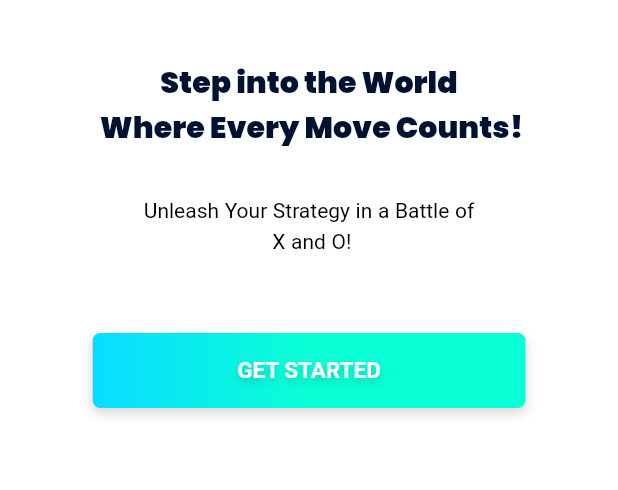
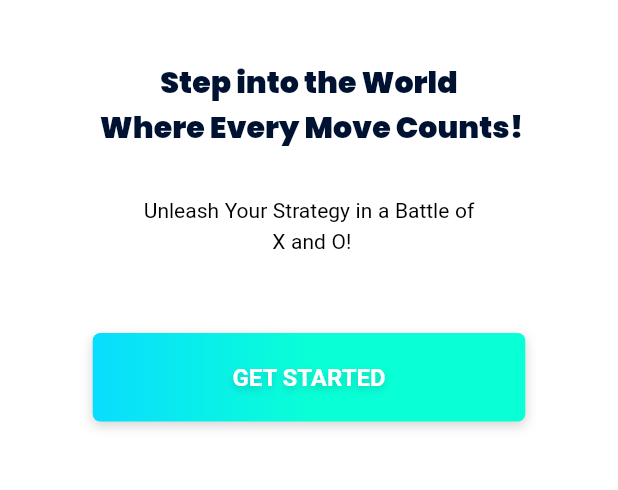
Before and after one commit to Duranovic/Tick-Toe, a Flutter app: the screen it shows after launch, on a phone screen of 412 x 824 dp, the part 444-934 px from its top. Run offline on Flutter 3.47's test engine with Material 2 defaults, Android fonts, the phone set to English and light mode, and no system bars; our stand-ins replace bloc, flutter_bloc, flutter_svg, go_router, google_fonts.

Commit message:
Update button height - styling

```diff
--- a/lib/src/shared/presentation/button.dart
+++ b/lib/src/shared/presentation/button.dart
@@ -15,7 +15,6 @@ class Button extends StatelessWidget {
   @override
   Widget build(BuildContext context) {
     return Container(
-      height: 50.0,
       decoration: BoxDecoration(
         borderRadius: const BorderRadius.all(Radius.circular(5.0)),
         gradient: LinearGradient(
@@ -36,12 +35,14 @@ class Button extends StatelessWidget {
           if (onPressed != null) {onPressed!()}
         },
         style: ElevatedButton.styleFrom(
-            backgroundColor: Colors.transparent, elevation: 0),
+            padding: const EdgeInsets.all(20),
+            backgroundColor: Colors.transparent,
+            elevation: 0),
         child: Text(
           text,
           style: TextStyle(
             color: Colors.white,
-            fontSize: 15,
+            fontSize: 16,
             fontWeight: FontWeight.bold,
             shadows: [
               Shadow(
```
